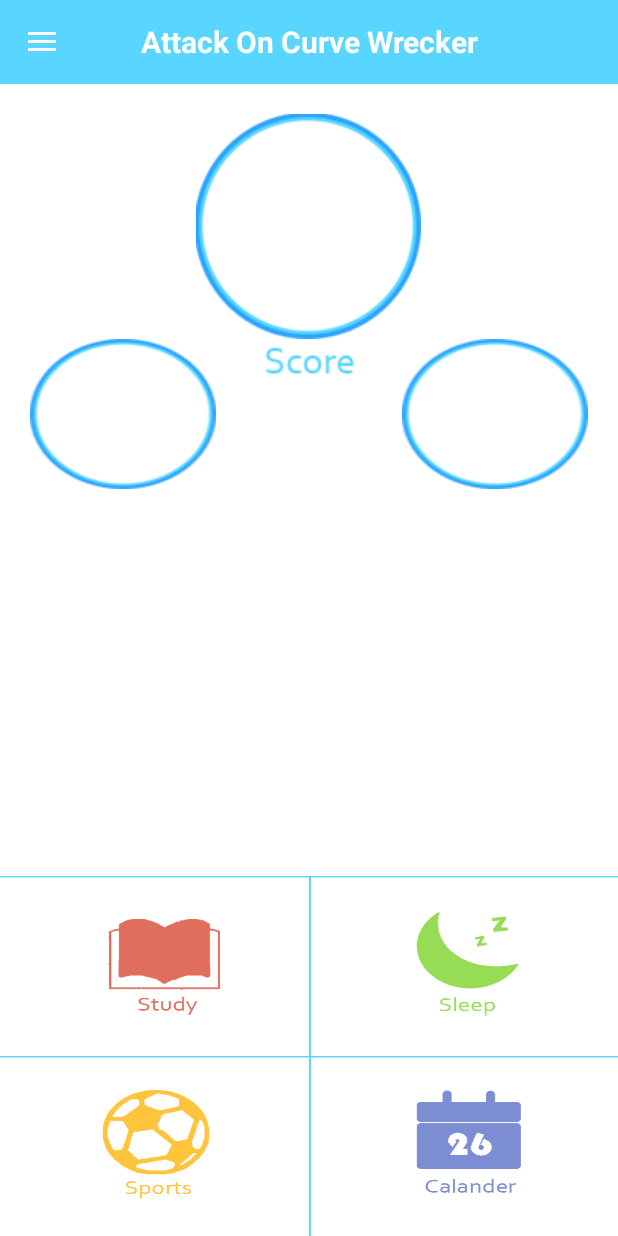
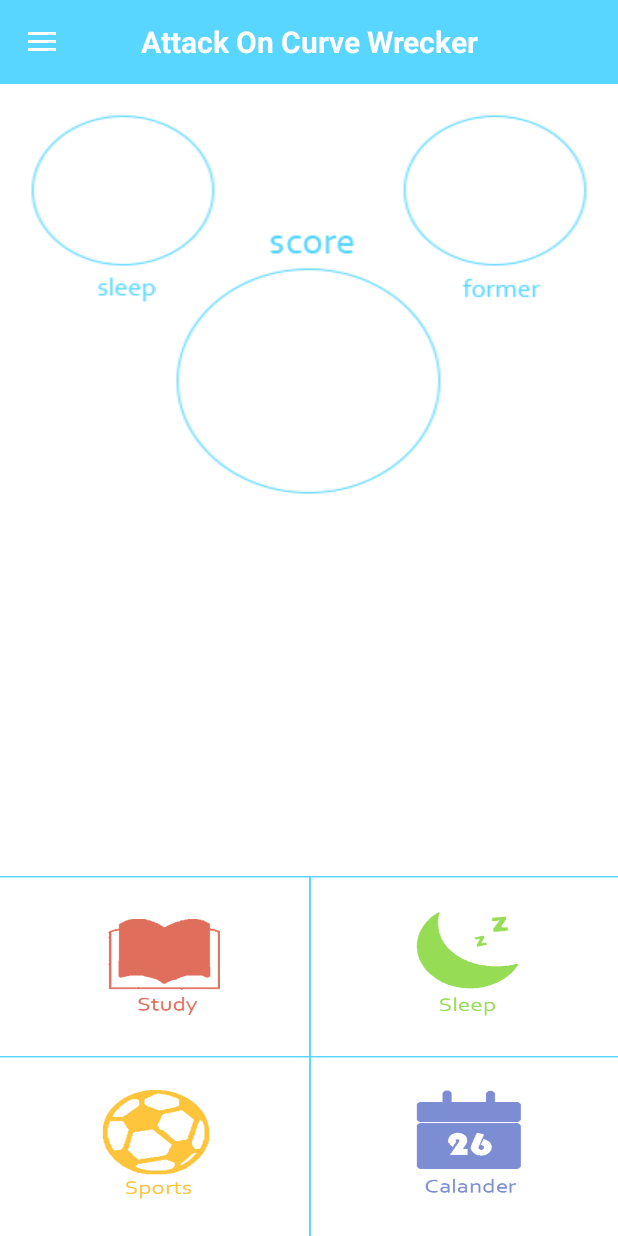
Before and after one commit to vannahz/CurveWrecker, an Android app: the screen it shows after launch (MainActivity), on a phone screen of 412 x 824 dp. Run offline under Robolectric (Android 15) with nearby library versions, the phone set to English and light mode, and no system bars.

Commit message:
真的不要再让我改首页了:)

```diff
--- a/app/src/main/res/layout/custom_toolbar.xml
+++ b/app/src/main/res/layout/custom_toolbar.xml
@@ -15,7 +15,7 @@
         android:layout_height="wrap_content"
         android:layout_centerInParent="true"
         android:layout_gravity="center"
-        android:textSize="20dp"
+        android:textSize="20sp"
         android:textStyle="bold"
         android:textColor="@android:color/white"/>
 
--- a/app/src/main/res/layout/main_content.xml
+++ b/app/src/main/res/layout/main_content.xml
@@ -10,15 +10,9 @@
     <LinearLayout
         android:layout_width="match_parent"
         android:layout_height="wrap_content"
+        android:layout_marginTop="30dp"
         android:layout_margin="20dp"
         android:orientation="vertical">
-
-        <TextView android:id="@+id/score"
-            android:layout_width="wrap_content"
-            android:layout_height="wrap_content"
-            android:layout_gravity="center"
-            android:layout_weight="1"
-            android:background="@drawable/circle_1"/>
         <LinearLayout
             android:layout_width="match_parent"
             android:layout_height="match_parent"
@@ -33,12 +27,39 @@
                 android:layout_width="match_parent"
                 android:layout_height="wrap_content"
                 android:layout_weight="1"
+                android:layout_gravity="bottom"
                 android:src="@drawable/score_text"/>
             <TextView android:id="@+id/yesterday"
                 android:layout_width="match_parent"
                 android:layout_height="wrap_content"
                 android:layout_weight="1"
                 android:background="@drawable/circle_2"/>
+        </LinearLayout>
+        <LinearLayout
+            android:layout_width="match_parent"
+            android:layout_height="match_parent"
+            android:layout_gravity="center"
+            android:layout_marginLeft="15dp"
+            android:layout_marginRight="15dp"
+            android:orientation="horizontal">
+            <ImageView
+                android:layout_width="wrap_content"
+                android:layout_height="wrap_content"
+                android:layout_weight="1"
+                android:layout_gravity="top"
+                android:src="@drawable/sleep_text"/>
+            <TextView android:id="@+id/score"
+                android:layout_width="wrap_content"
+                android:layout_height="wrap_content"
+                android:layout_gravity="center"
+                android:layout_weight="1"
+                android:background="@drawable/circle_1"/>
+            <ImageView
+                android:layout_width="wrap_content"
+                android:layout_height="wrap_content"
+                android:layout_weight="1"
+                android:layout_gravity="top"
+                android:src="@drawable/former_text"/>
         </LinearLayout>
     </LinearLayout>
 
--- a/settings.gradle
+++ b/settings.gradle
@@ -1 +1 @@
-include ':app', ':joda-time-2.9-javadoc'
+include ':joda-time-2.9-javadoc', ':app'
```
Also changed, not shown: app/src/main/java/hk/hku/cs/curvewrecker/StudySetting.java (+5 -2 lines), app/src/main/res/layout/study_setting.xml (+7 -7 lines), app/src/main/res/drawable/circle_1.png, app/src/main/res/drawable/circle_2.png, app/src/main/res/drawable/former_text.png (added), app/src/main/res/drawable/score_text.png, app/src/main/res/drawable/sleep_text.png (added), app/src/main/res/drawable/yesterday_text.png (added).
